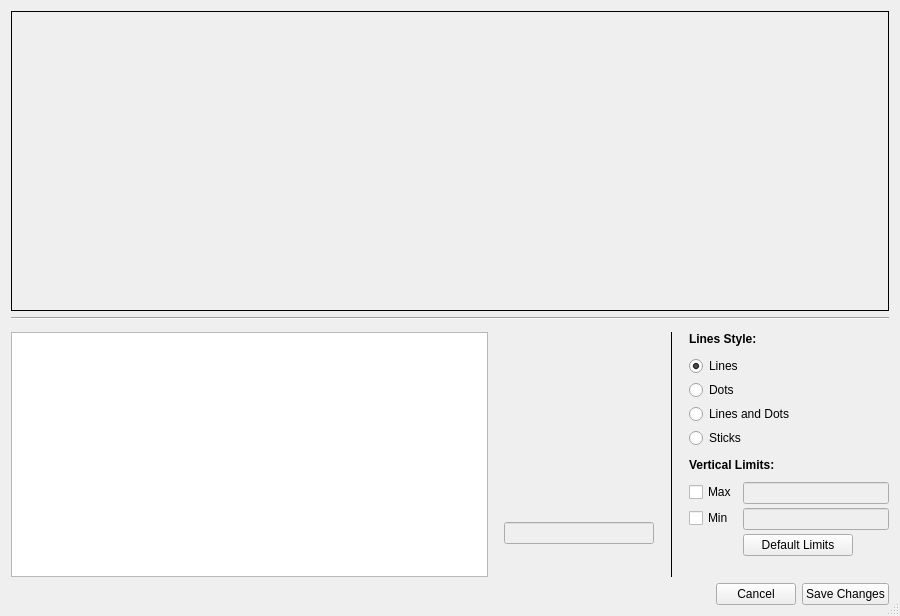
Qt form plotjuggler_app/plotwidget_editor.ui (facontidavide/plotjuggler-release) before a commit.
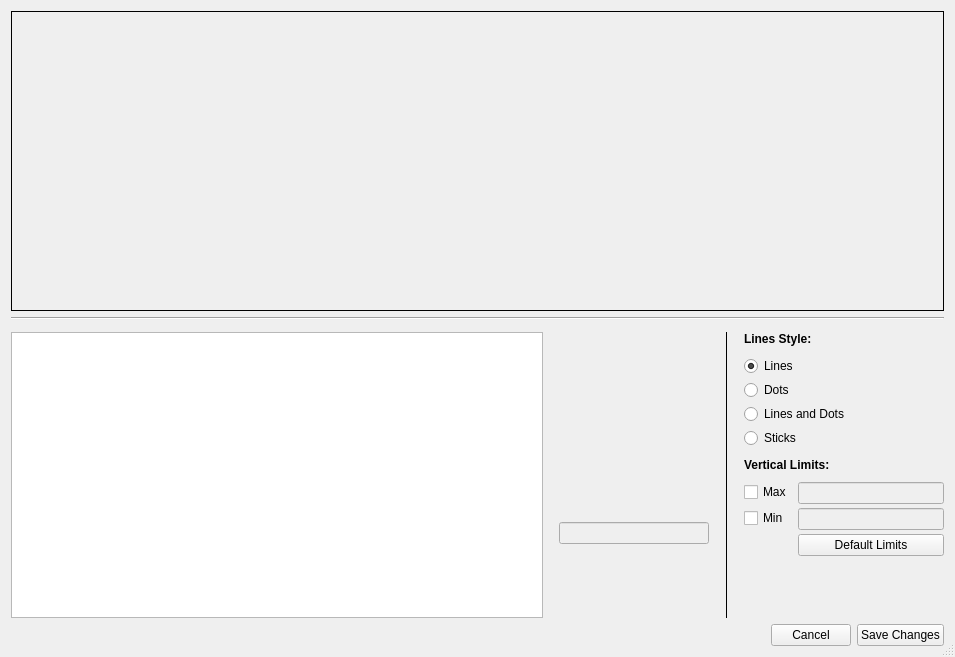
The same form after that commit.

What changed in the file:
```diff
--- a/plotjuggler_app/plotwidget_editor.ui
+++ b/plotjuggler_app/plotwidget_editor.ui
@@ -6,8 +6,8 @@
    <rect>
     <x>0</x>
     <y>0</y>
-    <width>900</width>
-    <height>616</height>
+    <width>955</width>
+    <height>657</height>
    </rect>
   </property>
   <property name="minimumSize">
@@ -445,7 +445,7 @@
                 </property>
                 <property name="maximumSize">
                  <size>
-                  <width>110</width>
+                  <width>16777215</width>
                   <height>16777215</height>
                  </size>
                 </property>
```
